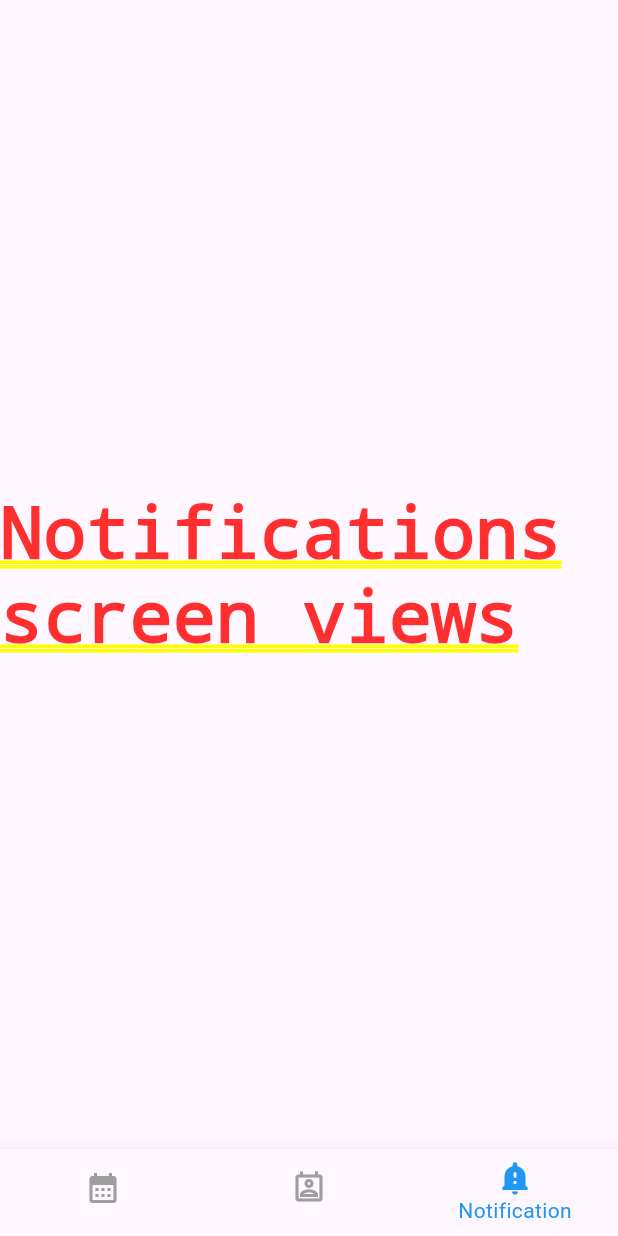
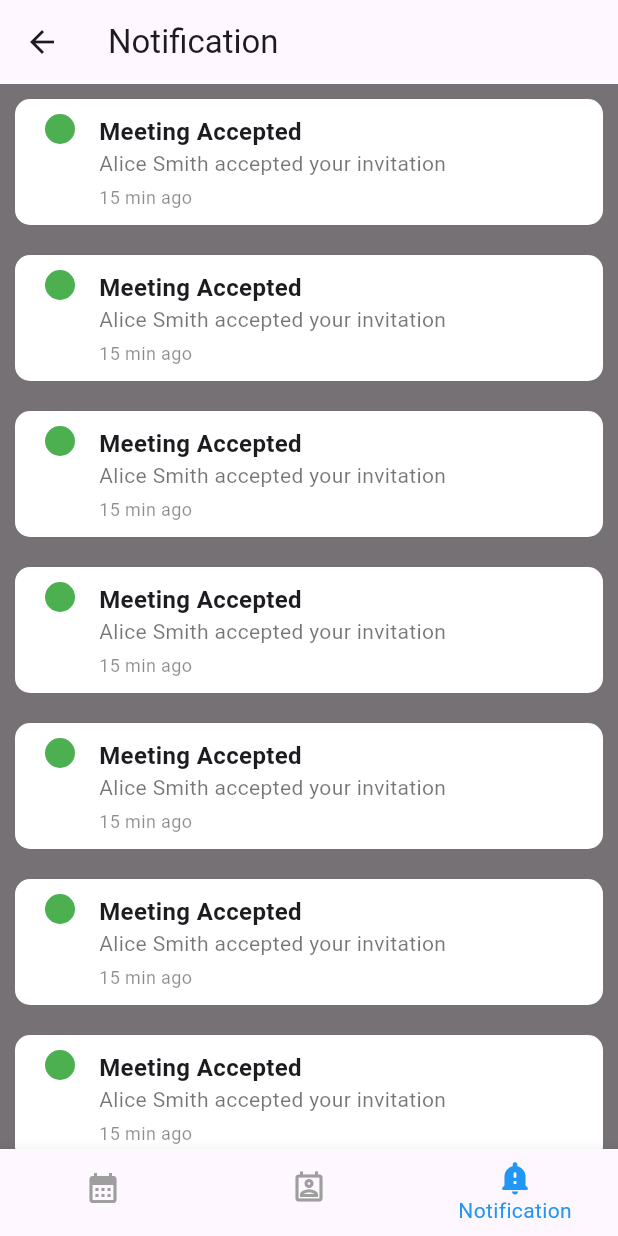
Before and after one commit to alielguermai/appointement-phone-app, a Flutter app: the screen it shows after launch, item 3 of the bottom bar chosen, on a phone screen of 412 x 824 dp. Run offline on Flutter 3.47's test engine with Material 3 defaults, Android fonts, the light colour scheme and no system bars; our stand-ins replace contacts_service, permission_handler, table_calendar.

Commit message:
Implement notifications view with associated widgets

```diff
--- a/lib/features/notifications/views/notification_view.dart
+++ b/lib/features/notifications/views/notification_view.dart
@@ -1,3 +1,4 @@
+import 'package:appointement_phone_app/features/notifications/widgets/notification_widget.dart';
 import 'package:flutter/material.dart';
 
 class NotificationView extends StatefulWidget {
@@ -10,10 +11,32 @@ class NotificationView extends StatefulWidget {
 class _NotificationViewState extends State<NotificationView> {
   @override
   Widget build(BuildContext context) {
-    return MaterialApp(
-      home: Center(
-        child: Text('Notifications screen views'),
+    return Scaffold(
+      appBar: AppBar(title: Text('Notification'),),
+      backgroundColor: Colors.black54,
+      body: Container(
+        child: SingleChildScrollView(
+
+          child: Column(
+            mainAxisAlignment: MainAxisAlignment.start,
+            children: [
+              NotificationWidget(),
+              NotificationWidget(),
+              NotificationWidget(),
+              NotificationWidget(),
+              NotificationWidget(),
+              NotificationWidget(),
+              NotificationWidget(),
+              NotificationWidget(),
+              NotificationWidget(),
+              NotificationWidget(),
+              NotificationWidget(),
+              NotificationWidget(),
+              NotificationWidget(),
+            ],
+          ),
+        ),
       ),
-    );;
+    );
   }
 }
--- /dev/null
+++ b/lib/features/notifications/widgets/notification_widget.dart
@@ -0,0 +1,70 @@
+import 'package:flutter/material.dart';
+
+class NotificationWidget extends StatefulWidget {
+  const NotificationWidget({super.key});
+
+  @override
+  State<NotificationWidget> createState() => _NotificationWidgetState();
+}
+
+class _NotificationWidgetState extends State<NotificationWidget> {
+
+  @override
+  Widget build(BuildContext context) {
+    return Container(
+      width: double.infinity,
+      margin: EdgeInsets.all(10),
+      padding: EdgeInsets.all(10),
+      decoration: BoxDecoration(
+        color: Colors.white,
+        borderRadius: BorderRadius.circular(10)
+      ),
+      child: Row(
+        crossAxisAlignment: CrossAxisAlignment.start,
+        children: [
+          // Green Circle Icon
+          Container(
+            width: 20.0,
+            height: 20.0,
+            margin: EdgeInsets.fromLTRB(10, 0, 0, 0),
+            decoration: BoxDecoration(
+              color: Colors.green,
+              shape: BoxShape.circle,
+            ),
+          ),
+          SizedBox(width: 16.0),
+          // Text Content
+          Expanded(
+            child: Column(
+              crossAxisAlignment: CrossAxisAlignment.start,
+              children: [
+                Text(
+                  "Meeting Accepted",
+                  style: TextStyle(
+                    fontSize: 16.0,
+                    fontWeight: FontWeight.bold,
+                  ),
+                ),
+                Text(
+                  "Alice Smith accepted your invitation",
+                  style: TextStyle(
+                    fontSize: 14.0,
+                    color: Colors.black54,
+                  ),
+                ),
+                SizedBox(height: 4.0),
+                Text(
+                  "15 min ago",
+                  style: TextStyle(
+                    fontSize: 12.0,
+                    color: Colors.black45,
+                  ),
+                ),
+              ],
+            ),
+          ),
+        ],
+      ),
+    );
+  }
+}
```
